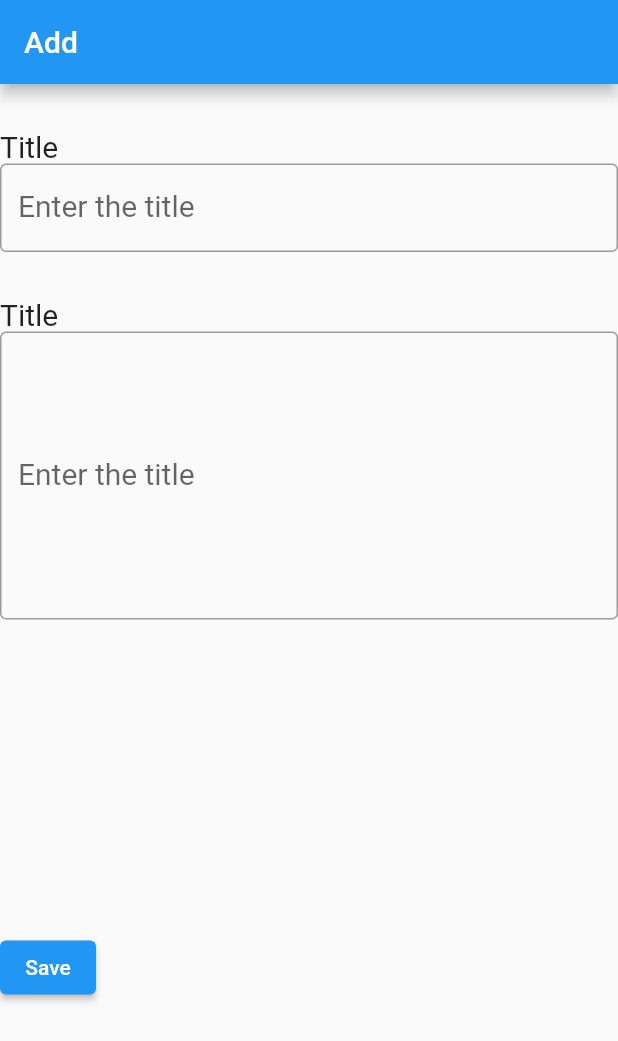
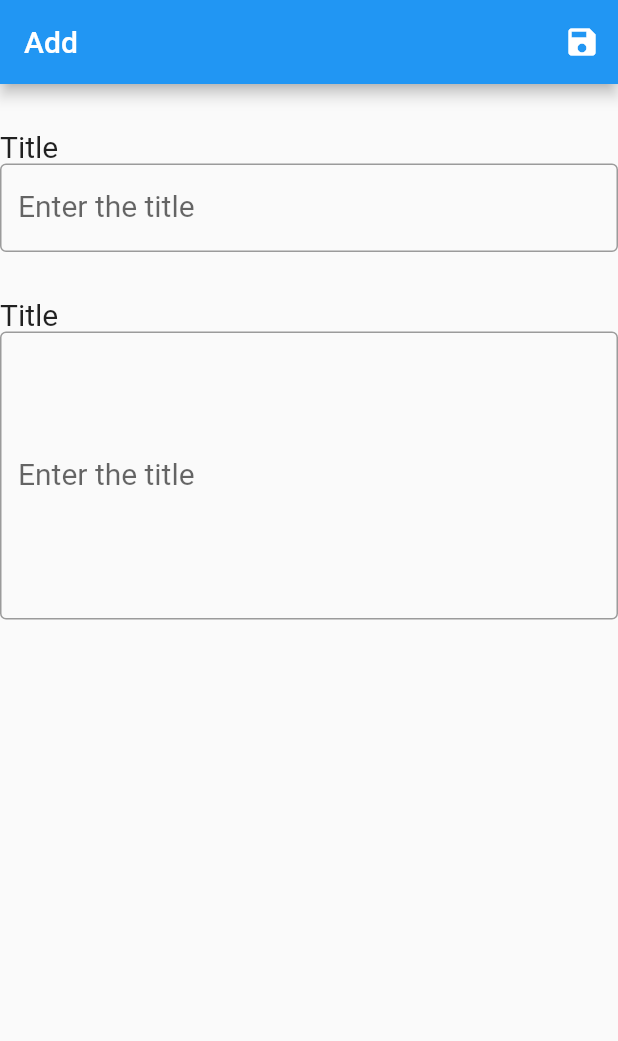
Before and after one commit to B3g1n3r/Flutter-Notes, a Flutter app: the screen it shows after launch, after a tap on the "add" icon, on a phone screen of 412 x 824 dp. Shown: the top 1041 px of the screen. Run offline on Flutter 3.47's test engine with Material 2 defaults, Android fonts, the phone set to English and light mode, and no system bars; Roboto replaces fonts that are missing (Times new Roman).

Commit message:
second commit

```diff
--- a/lib/editing_page.dart
+++ b/lib/editing_page.dart
@@ -9,6 +9,12 @@ class EditingPage extends StatelessWidget {
       home: Scaffold(
           appBar: AppBar(
             title: const Text('Add'),
+            actions: [
+              IconButton(
+                onPressed: () {},
+                icon: Icon(Icons.save),
+              )
+            ],
           ),
           body: SingleChildScrollView(
             child: Column(
@@ -36,7 +42,7 @@ class EditingPage extends StatelessWidget {
                   style: TextStyle(fontSize: 20, fontFamily: 'Times new Roman'),
                 ),
                 SizedBox(
-                  height: 400,
+                  height: 800,
                   child: TextFormField(
                     decoration: const InputDecoration(
                       label: Text('Enter the title',
@@ -47,7 +53,6 @@ class EditingPage extends StatelessWidget {
                     maxLines: 8,
                   ),
                 ),
-                ElevatedButton(onPressed: () {}, child: Text('Save'))
               ],
             ),
           )),
```
Also changed, not shown: lib/main.dart (line endings or trailing spaces), lib/new_notes.dart (line endings or trailing spaces), lib/test.dart (line endings or trailing spaces).
